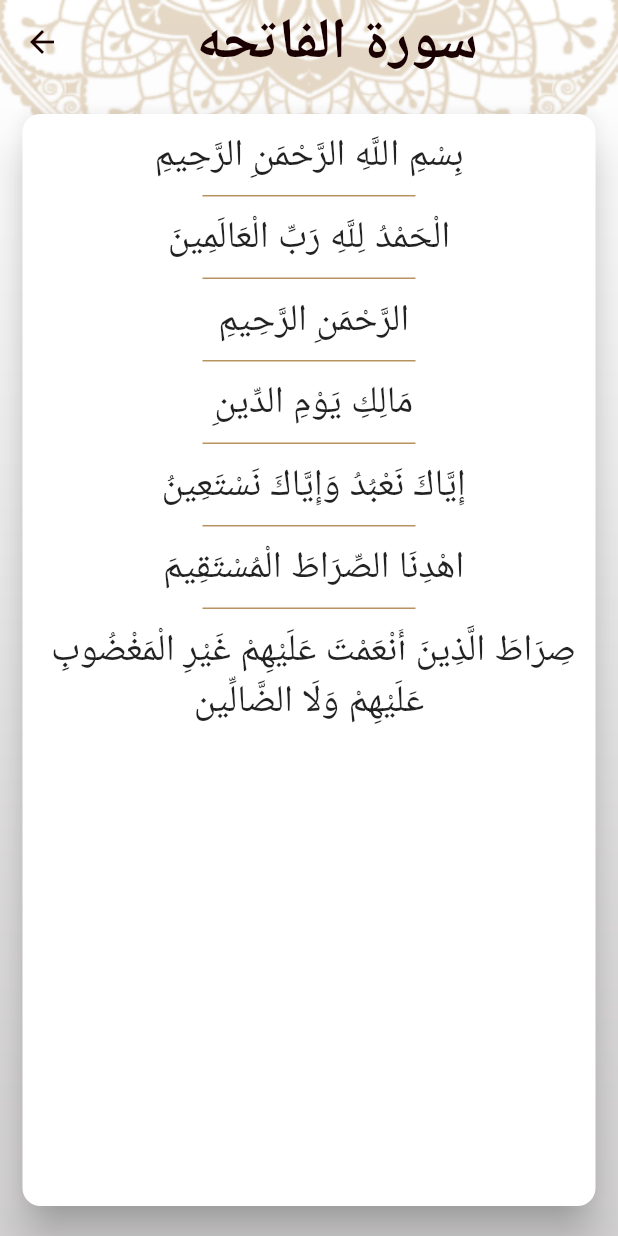
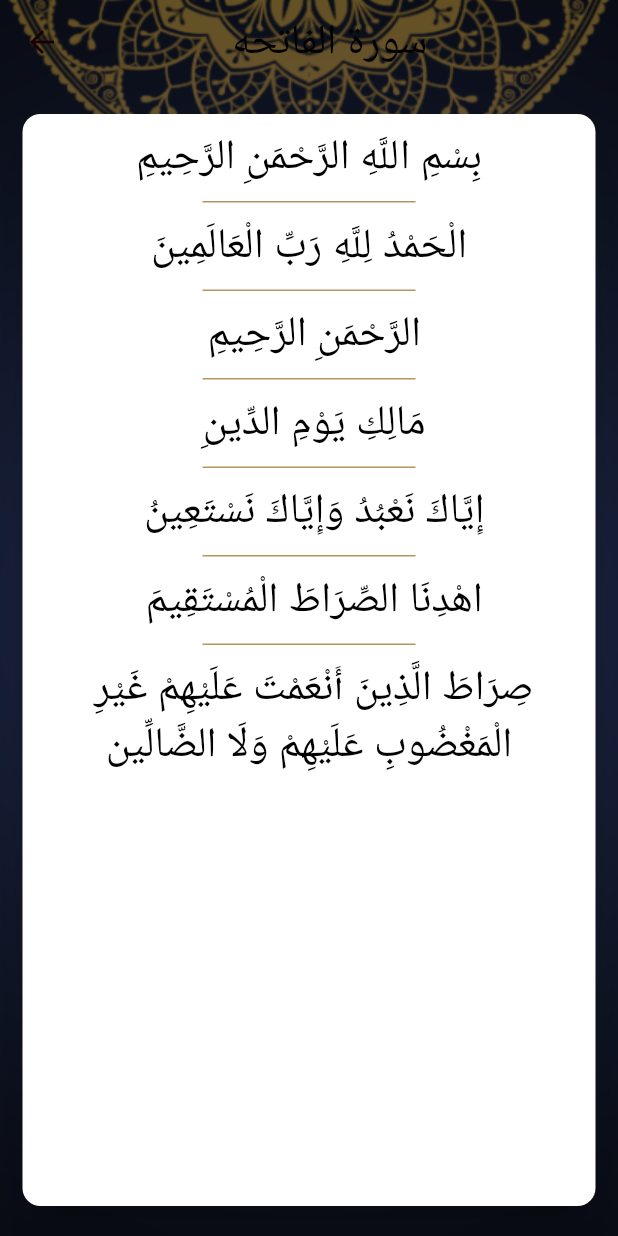
Before and after one commit to themohabgamal/islami, a Flutter app: the screen it shows after launch, after a tap on "الفاتحه", on a phone screen of 412 x 824 dp. Run offline on Flutter 3.47's test engine with Material 2 defaults, Android fonts, the phone set to English and light mode, and no system bars.

Commit message:
done adding dark mode theme

```diff
--- a/lib/main.dart
+++ b/lib/main.dart
@@ -4,29 +4,35 @@ import 'package:islami/screens/hadeth/hadeth_details.dart';
 import 'package:islami/screens/hadeth/hadeth_details_args.dart';
 import 'package:islami/screens/hadeth/hadeth_screen.dart';
 import 'package:islami/screens/home_screen.dart';
-import 'package:islami/screens/quran_screen.dart';
+import 'package:islami/screens/providers/settingsProvider.dart';
+import 'package:islami/screens/sura_details/quran_screen.dart';
 import 'package:islami/screens/radio_screen.dart';
 import 'package:islami/screens/sebha_screen.dart';
 import 'package:islami/screens/sura_details/sura_details.dart';
+import 'package:provider/provider.dart';
+import 'screens/providers/settingsProvider.dart';
+
 
 void main() {
-  runApp( MyApp());
+  runApp(ChangeNotifierProvider(
+      create:(context) => settingsProvider(), child: MyApp()));
 }
 
 class MyApp extends StatelessWidget {
   @override
   Widget build(BuildContext context) {
+    var sp = Provider.of<settingsProvider>(context);
     return MaterialApp(
       theme: MyTheme.lightTheme,
+      darkTheme: MyTheme.darkTheme,
+      themeMode:sp.currentTheme,
       debugShowCheckedModeBanner: false,
-      routes:{
-        homeScreen.routeName:(_)=>homeScreen(),
-        suraDetails.routeName:(_)=>suraDetails(),
-        hadethDetails.routeName:(_)=>hadethDetails(),
-
-      }
-      ,
-      initialRoute:homeScreen.routeName ,
+      routes: {
+        homeScreen.routeName: (_) => homeScreen(),
+        suraDetails.routeName: (_) => suraDetails(),
+        hadethDetails.routeName: (_) => hadethDetails(),
+      },
+      initialRoute: homeScreen.routeName,
     );
   }
 }
--- a/lib/my_theme.dart
+++ b/lib/my_theme.dart
@@ -1,11 +1,32 @@
 import 'package:flutter/material.dart';
 
 class MyTheme{
-  static final Color primaryColor=Color(0xFFB7935F);
-  static final Color secondaryColor=Color(0xFF1A0000);
+  static final Color primaryColor=const Color(0xFFB7935F);
+  static final Color secondaryColor=const Color(0xFF1A0000);
+  static final Color yellow=const Color(0xFFFACC1D);
+  static final Color blue=const Color(0xFF141A2E);
   static ThemeData lightTheme=ThemeData(
+    bottomSheetTheme:BottomSheetThemeData(
+      backgroundColor: Colors.white,
+      shape:RoundedRectangleBorder(
+        borderRadius: BorderRadius.only(topRight: Radius.circular(15),topLeft: Radius.circular(15)),
+      )
+    ),
+    cardColor: Colors.white,
+    textTheme: const TextTheme(
+      headline6: TextStyle(
+        fontSize: 22,
+        color: Colors.black,
+      ),headline4: TextStyle(
+    fontSize: 28,
+    color: Colors.black,
+    ),subtitle2: TextStyle(
+      fontSize: 14,
+      color:Colors.black,
+    )
+    ),
     canvasColor: MyTheme.primaryColor,
-      iconTheme: IconThemeData(color: Colors.black),
+      iconTheme: const IconThemeData(color: Colors.black),
       scaffoldBackgroundColor: Colors.transparent,
       appBarTheme: AppBarTheme(
         color: Colors.transparent,
@@ -20,7 +41,47 @@ class MyTheme{
         selectedLabelStyle: TextStyle(color: MyTheme.secondaryColor),
         selectedItemColor: MyTheme.secondaryColor,
         unselectedItemColor: Colors.white,
-        unselectedIconTheme: IconThemeData(size: 24),
+        unselectedIconTheme: const IconThemeData(size: 24),
+        showSelectedLabels: true,
+        showUnselectedLabels: false,
+      )
+  );
+  static ThemeData darkTheme=ThemeData(
+      bottomSheetTheme:BottomSheetThemeData(
+          backgroundColor: MyTheme.blue,
+          shape:RoundedRectangleBorder(
+            borderRadius: BorderRadius.only(topRight: Radius.circular(15),topLeft: Radius.circular(15)),
+          )
+      ),
+    cardColor: blue,
+      textTheme: const TextTheme(
+          headline6: TextStyle(
+            fontSize: 22,
+            color: Colors.white,
+          ),headline4: TextStyle(
+        fontSize: 28,
+        color: Colors.white,
+      ),subtitle2: TextStyle(
+        fontSize: 14,
+        color:Colors.white,
+      )
+      ),
+      canvasColor: MyTheme.blue,
+      iconTheme: const IconThemeData(color: Colors.white),
+      scaffoldBackgroundColor: Colors.transparent,
+      appBarTheme: const AppBarTheme(
+          color: Colors.transparent,
+          elevation: 0,
+          centerTitle: true,
+          iconTheme: IconThemeData(
+            color: Colors.white,
+          )
+      ),
+      bottomNavigationBarTheme: BottomNavigationBarThemeData(
+        selectedIconTheme:IconThemeData(color:MyTheme.yellow,size: 36),
+        selectedItemColor: MyTheme.yellow,
+        unselectedItemColor: Colors.white,
+        unselectedIconTheme: const IconThemeData(size: 24),
         showSelectedLabels: true,
         showUnselectedLabels: false,
       )
--- a/lib/screens/hadeth/hadeth_name_builder.dart
+++ b/lib/screens/hadeth/hadeth_name_builder.dart
@@ -15,10 +15,8 @@ hadeth_name_builder({required this.title, required this.content});
       },
       child: Container(
         alignment: Alignment.center,
-        child: Text(title,style: TextStyle(fontWeight: FontWeight.bold,
-          fontSize: 24,
+        child: Text(title,style: Theme.of(context).textTheme.headline4
         ),),
-      ),
-    );
+      );
   }
 }
--- a/lib/screens/hadeth/hadeth_screen.dart
+++ b/lib/screens/hadeth/hadeth_screen.dart
@@ -26,7 +26,7 @@ class _hadethScreenState extends State<hadethScreen> {
           Container(
               padding: EdgeInsets.symmetric(vertical: 8),
               child: Text("Ahadeth",
-                  style: TextStyle(fontSize: 28, fontWeight: FontWeight.w500),
+                  style: Theme.of(context).textTheme.headline4,
                   textAlign: TextAlign.center)),
           Container(height: 2, color: MyTheme.primaryColor,),
           Expanded(
--- a/lib/screens/home_screen.dart
+++ b/lib/screens/home_screen.dart
@@ -1,9 +1,12 @@
 import 'package:flutter/material.dart';
 import 'package:islami/my_theme.dart';
 import 'package:islami/screens/hadeth/hadeth_screen.dart';
-import 'package:islami/screens/quran_screen.dart';
+import 'package:islami/screens/providers/settingsProvider.dart';
+import 'package:islami/screens/sura_details/quran_screen.dart';
 import 'package:islami/screens/radio_screen.dart';
 import 'package:islami/screens/sebha_screen.dart';
+import 'package:islami/screens/settings/settings_screen.dart';
+import 'package:provider/provider.dart';
 
 class homeScreen extends StatefulWidget {
 static const String routeName="home";
@@ -17,14 +20,19 @@ class _homeScreenState extends State<homeScreen> {
 
   @override
   Widget build(BuildContext context) {
+    var sp=Provider.of<settingsProvider>(context);
     return Container(
       decoration: BoxDecoration(
-        image:DecorationImage(image: AssetImage("assets/images/background.png"),fit: BoxFit.fill),
+        image:DecorationImage(image: AssetImage(
+            sp.currentTheme==ThemeMode.light?
+            "assets/images/background.png"
+                : "assets/images/dark_background.png"
+        ),fit: BoxFit.fill),
       ),
       child: Scaffold(
         backgroundColor: Colors.transparent,
         appBar: AppBar(
-          title: Text("islami",style: TextStyle(fontSize: 32,color: Colors.black,fontWeight: FontWeight.w500)),
+          title: Text("islami",style: Theme.of(context).textTheme.headline4),
           centerTitle: true,
         ),
         bottomNavigationBar: BottomNavigationBar(
@@ -34,11 +42,12 @@ class _homeScreenState extends State<homeScreen> {
             });
           },
           currentIndex: selectedIndex,
-          items: [
+          items: const [
             BottomNavigationBarItem(icon: ImageIcon(AssetImage("assets/images/quran.png")),label: "quran"),
             BottomNavigationBarItem(icon: ImageIcon(AssetImage("assets/images/hadeth.png")),label: "hadeth"),
             BottomNavigationBarItem(icon: ImageIcon(AssetImage("assets/images/sebha.png")),label: "tasbeh"),
             BottomNavigationBarItem(icon: ImageIcon(AssetImage("assets/images/radio.png")),label: "radio"),
+            BottomNavigationBarItem(icon: Icon(Icons.settings),label: "settings"),
           ],
         ),
         body:screens[selectedIndex] ,
@@ -46,5 +55,5 @@ class _homeScreenState extends State<homeScreen> {
     );
   }
 
-  List<Widget>screens=[quranScreen(),hadethScreen(),sebhaScreen(),radioScreen()];
+  List<Widget>screens=[quranScreen(),hadethScreen(),sebhaScreen(),radioScreen(),settingsScreen()];
 }
--- /dev/null
+++ b/lib/screens/providers/settingsProvider.dart
@@ -0,0 +1,10 @@
+import 'package:flutter/cupertino.dart';
+import 'package:flutter/material.dart';
+
+class settingsProvider extends ChangeNotifier{
+ThemeMode currentTheme = ThemeMode.light;
+void setTheme(ThemeMode theme){
+  currentTheme=theme;
+  notifyListeners();
+}
+}
--- a/lib/screens/quran_screen.dart
+++ b/lib/screens/sura_details/quran_screen.dart
@@ -18,13 +18,13 @@ class quranScreen extends StatelessWidget {
   Widget build(BuildContext context) {
     return Column(
       children: [
-        Expanded(
+        const Expanded(
             flex: 2,
             child: Image(image: AssetImage("assets/images/quran_header_image.png"))),
         Container(height: 2,color: MyTheme.primaryColor,),
-        Padding(
-          padding: const EdgeInsets.symmetric(vertical: 8),
-          child: Text("Chapter name",style: TextStyle(fontSize: 28,fontWeight: FontWeight.w500),),
+         Padding(
+          padding: EdgeInsets.symmetric(vertical: 8),
+          child: Text("Chapter name",style:Theme.of(context).textTheme.headline4),
         ),
         Container(height: 2,color: MyTheme.primaryColor,),
         Expanded(
--- a/lib/screens/sura_details/sura_details.dart
+++ b/lib/screens/sura_details/sura_details.dart
@@ -22,25 +22,21 @@ class _suraDetailsState extends State<suraDetails> {
     return Container(
       decoration: BoxDecoration(
         image: DecorationImage(
-            image: AssetImage("assets/images/background.png"),
+            image: AssetImage("assets/images/dark_background.png"),
             fit: BoxFit.fill),
       ),
       child: Scaffold(
         backgroundColor: Colors.transparent,
         appBar: AppBar(
           title: Text("    سورة ${args.name!}",
-              style: TextStyle(
-                  fontSize: 38,
-                  color:MyTheme.secondaryColor,
-                  fontWeight: FontWeight.bold)),
-          centerTitle: true,
+              style: Theme.of(context).textTheme.headline4,),
         ),
         body: suraLine.isEmpty
             ? Center(
                 child: CircularProgressIndicator(),
               )
             : Card(
-              color: Colors.white,
+
               margin: EdgeInsets.symmetric(horizontal: 15,vertical: 20),
               elevation: 12,
               shape: RoundedRectangleBorder(
--- a/lib/screens/sura_details/sura_name_builder.dart
+++ b/lib/screens/sura_details/sura_name_builder.dart
@@ -15,10 +15,8 @@ suraNameBuilder({required this.title,required this.index});
       },
       child: Container(
         alignment: Alignment.center,
-        child: Text(title,style: TextStyle(fontWeight: FontWeight.bold,
-          fontSize: 24,
+        child: Text(title,style: Theme.of(context).textTheme.headline4
         ),),
-      ),
     );
   }
 }
--- a/lib/screens/sura_details/sura_text.dart
+++ b/lib/screens/sura_details/sura_text.dart
@@ -1,4 +1,5 @@
 import 'package:flutter/cupertino.dart';
+import 'package:flutter/material.dart';
 
 class suraText extends StatelessWidget {
 String text;
@@ -10,7 +11,7 @@ suraText({required this.text});
       alignment: Alignment.center,
 
       child: Text(text,
-      style: TextStyle(fontSize: 25,fontWeight: FontWeight.w500,),textAlign: TextAlign.center,
+      style: Theme.of(context).textTheme.headline4,textAlign: TextAlign.center,
       ),
     );
   }
--- a/pubspec.yaml
+++ b/pubspec.yaml
@@ -37,6 +37,7 @@ dependencies:
   # The following adds the Cupertino Icons font to your application.
   # Use with the CupertinoIcons class for iOS style icons.
   cupertino_icons: ^1.0.2
+  provider: ^6.0.5
 
 dev_dependencies:
   flutter_test:
```
Also changed, not shown: lib/screens/hadeth/hadeth_details.dart (+3 -7 lines), lib/screens/settings/bottomSheetBuilder.dart (added, +47 -0 lines), lib/screens/settings/settings_screen.dart (added, +73 -0 lines), assets/images/dark_background.png (added), pubspec.lock.
